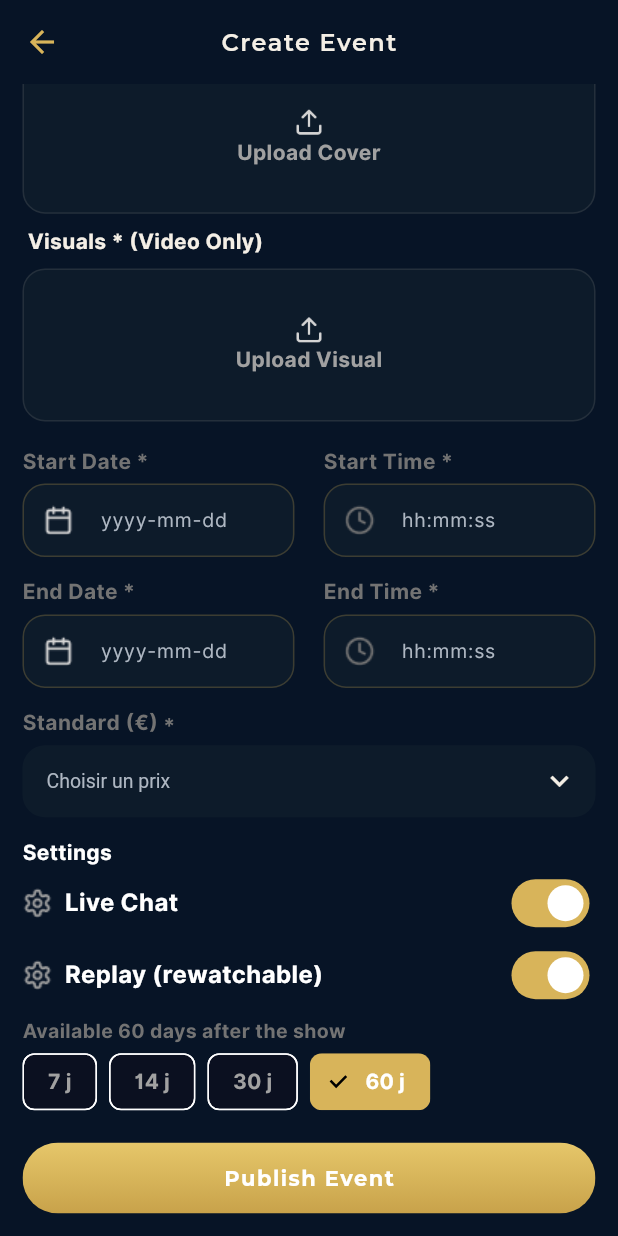
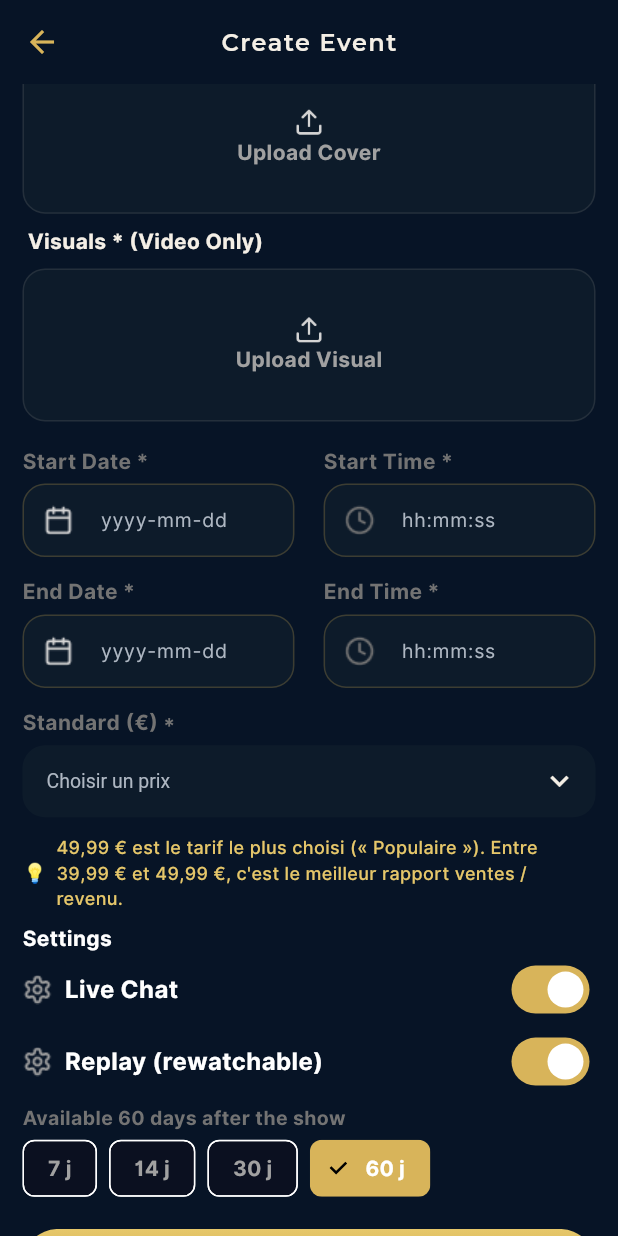
Before and after one commit to Elpadrino971/Eliv, a Flutter app: the ArtistCreateEvent screen opened directly, scrolled down 468 dp, on a phone screen of 412 x 824 dp. Run offline on Flutter 3.47's test engine with Material 3 defaults, Android fonts, the phone set to English and light mode, and no system bars; our stand-ins replace cached_network_image, firebase_auth, firebase_core, firebase_messaging, flutter_local_notifications, get and 8 more; missing offline and left inert: purchases_flutter, zego_express_engine, zego_uikit_prebuilt_live_streaming; accounts and stored records are empty.

Commit message:
fix(v3): points 'null' -> '0' on profile + price suggestion hint on concert creation
- profile.dart: total points showed the literal string 'null' because
  points.toString() was called on a null value (Dart null.toString() = 'null')
  before the ?? fallback. Use points?.toString() ?? '0'.
- artist_create_event.dart: add a non-blocking price-suggestion hint under the
  ticket-price dropdown (49,99EUR 'Populaire', 39,99-49,99EUR = best sales/revenue
  ratio) to guide the artist without constraining the (already charm-priced) grid.

Co-Authored-By: Claude Opus 4.8 <noreply@anthropic.com>
Claude-Session: https://claude.ai/code/session_01WrgZxWK7AvGb5SDErZU8xh

```diff
--- a/lib/BottomBar/screens/profile/profile.dart
+++ b/lib/BottomBar/screens/profile/profile.dart
@@ -546,7 +546,7 @@ class _ProfileState extends State<Profile> {
                       ),
                       height(0.005),
                       Text(
-                        userModel.value.user?.points.toString() ?? 'N/A',
+                        userModel.value.user?.points?.toString() ?? '0',
                         style: TextStyle(
                           color: goldPrimary,
                           fontWeight: FontWeight.bold,
--- a/lib/artist_bottom_bar/screen/Studio/artist_create_event.dart
+++ b/lib/artist_bottom_bar/screen/Studio/artist_create_event.dart
@@ -539,6 +539,28 @@ class _ArtistCreateEventState extends State<ArtistCreateEvent> {
                   },
                 ),
 
+                height(0.008),
+                // Suggestion de prix (aide à la conversion). La grille est déjà
+                // en charm pricing (.99) ; on met en avant le palier le plus
+                // performant pour guider l'artiste sans le contraindre.
+                Row(
+                  children: [
+                    const Text('💡', style: TextStyle(fontSize: 13)),
+                    const SizedBox(width: 6),
+                    Expanded(
+                      child: Text(
+                        '49,99 € est le tarif le plus choisi (« Populaire »). '
+                        'Entre 39,99 € et 49,99 €, c\'est le meilleur rapport ventes / revenu.',
+                        style: const TextStyle(
+                          color: Color(0xffE6C76A),
+                          fontSize: 12,
+                          fontWeight: FontWeight.w500,
+                        ),
+                      ),
+                    ),
+                  ],
+                ),
+
                 height(0.01),
 
                 Text(
```
